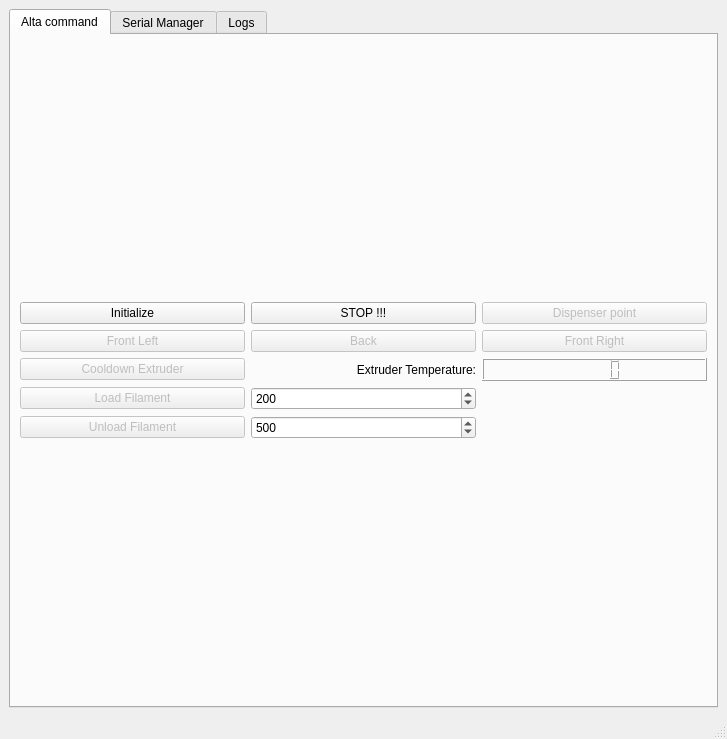
Before: the Qt Designer form src/mainWindow.ui in duca/alta-tool, drawn with Qt 5.
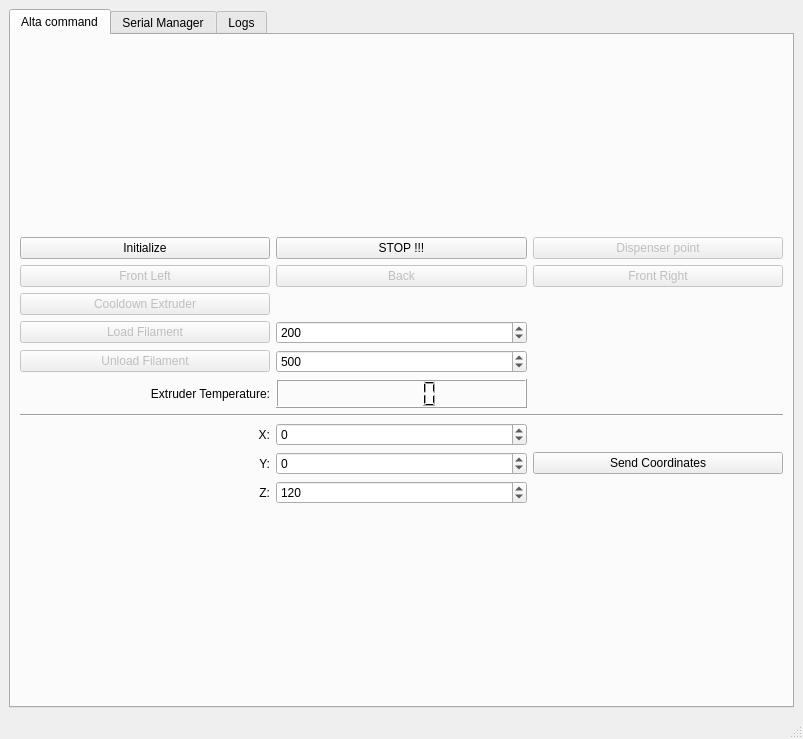
After: the same form once the commit is applied.

Patch:
```diff
--- a/src/mainWindow.ui
+++ b/src/mainWindow.ui
@@ -6,7 +6,7 @@
    <rect>
     <x>0</x>
     <y>0</y>
-    <width>727</width>
+    <width>803</width>
     <height>739</height>
    </rect>
   </property>
@@ -27,8 +27,25 @@
        <layout class="QGridLayout" name="gridLayout_3">
         <item row="0" column="1">
          <layout class="QGridLayout" name="gridLayout">
-          <item row="3" column="3">
-           <widget class="QLCDNumber" name="temperatureLCD"/>
+          <item row="1" column="3">
+           <widget class="QPushButton" name="dispenserButton">
+            <property name="enabled">
+             <bool>false</bool>
+            </property>
+            <property name="text">
+             <string>Dispenser point</string>
+            </property>
+           </widget>
+          </item>
+          <item row="2" column="1">
+           <widget class="QPushButton" name="frontLeftButton">
+            <property name="enabled">
+             <bool>false</bool>
+            </property>
+            <property name="text">
+             <string>Front Left</string>
+            </property>
+           </widget>
           </item>
           <item row="5" column="2">
            <widget class="QSpinBox" name="unloadLengthSpin">
@@ -46,6 +63,16 @@
             </property>
            </widget>
           </item>
+          <item row="10" column="2">
+           <widget class="QSpinBox" name="zSpinBox">
+            <property name="maximum">
+             <number>160</number>
+            </property>
+            <property name="value">
+             <number>120</number>
+            </property>
+           </widget>
+          </item>
           <item row="4" column="2">
            <widget class="QSpinBox" name="loadLengthSpin">
             <property name="maximum">
@@ -62,43 +89,37 @@
             </property>
            </widget>
           </item>
-          <item row="2" column="2">
-           <widget class="QPushButton" name="backPointButton">
-            <property name="enabled">
-             <bool>false</bool>
+          <item row="7" column="1" colspan="3">
+           <widget class="Line" name="line">
+            <property name="orientation">
+             <enum>Qt::Horizontal</enum>
             </property>
-            <property name="text">
-             <string>Back</string>
-            </property>
            </widget>
           </item>
-          <item row="1" column="1">
-           <widget class="QPushButton" name="beginCalibButton">
+          <item row="9" column="3">
+           <widget class="QPushButton" name="goToButton">
             <property name="text">
-             <string>Initialize</string>
+             <string>Send Coordinates</string>
             </property>
-            <property name="checkable">
-             <bool>true</bool>
-            </property>
            </widget>
           </item>
-          <item row="5" column="1">
-           <widget class="QPushButton" name="unloadButton">
+          <item row="4" column="1">
+           <widget class="QPushButton" name="loadButton">
             <property name="enabled">
              <bool>false</bool>
             </property>
             <property name="text">
-             <string>Unload Filament</string>
+             <string>Load Filament</string>
             </property>
            </widget>
           </item>
-          <item row="2" column="1">
-           <widget class="QPushButton" name="frontLeftButton">
-            <property name="enabled">
-             <bool>false</bool>
-            </property>
+          <item row="9" column="1">
+           <widget class="QLabel" name="label_3">
             <property name="text">
-             <string>Front Left</string>
+             <string>Y:</string>
+            </property>
+            <property name="alignment">
+             <set>Qt::AlignRight|Qt::AlignTrailing|Qt::AlignVCenter</set>
             </property>
            </widget>
           </item>
@@ -115,16 +136,65 @@
             </property>
            </widget>
           </item>
-          <item row="3" column="2">
-           <widget class="QLabel" name="label">
+          <item row="9" column="2">
+           <widget class="QSpinBox" name="ySpinBox">
+            <property name="enabled">
+             <bool>true</bool>
+            </property>
+            <property name="minimum">
+             <number>-65</number>
+            </property>
+            <property name="maximum">
+             <number>65</number>
+            </property>
+            <property name="value">
+             <number>0</number>
+            </property>
+           </widget>
+          </item>
+          <item row="8" column="2">
+           <widget class="QSpinBox" name="xSpinBox">
+            <property name="enabled">
+             <bool>true</bool>
+            </property>
+            <property name="minimum">
+             <number>-65</number>
+            </property>
+            <property name="maximum">
+             <number>65</number>
+            </property>
+           </widget>
+          </item>
+          <item row="5" column="1">
+           <widget class="QPushButton" name="unloadButton">
+            <property name="enabled">
+             <bool>false</bool>
+            </property>
             <property name="text">
-             <string>Extruder Temperature:</string>
+             <string>Unload Filament</string>
+            </property>
+           </widget>
+          </item>
+          <item row="8" column="1">
+           <widget class="QLabel" name="label_2">
+            <property name="text">
+             <string>X:</string>
             </property>
             <property name="alignment">
              <set>Qt::AlignRight|Qt::AlignTrailing|Qt::AlignVCenter</set>
             </property>
            </widget>
           </item>
+          <item row="2" column="2">
+           <widget class="QPushButton" name="backPointButton">
+            <property name="enabled">
+             <bool>false</bool>
+            </property>
+            <property name="text">
+             <string>Back</string>
+            </property>
+           </widget>
+          </item>
           <item row="1" column="2">
            <widget class="QPushButton" name="stopButton">
             <property name="text">
@@ -132,26 +202,6 @@
             </property>
            </widget>
           </item>
-          <item row="4" column="1">
-           <widget class="QPushButton" name="loadButton">
-            <property name="enabled">
-             <bool>false</bool>
-            </property>
-            <property name="text">
-             <string>Load Filament</string>
-            </property>
-           </widget>
-          </item>
-          <item row="1" column="3">
-           <widget class="QPushButton" name="dispenserButton">
-            <property name="enabled">
-             <bool>false</bool>
-            </property>
-            <property name="text">
-             <string>Dispenser point</string>
-            </property>
-           </widget>
-          </item>
           <item row="2" column="3">
            <widget class="QPushButton" name="frontRightButton">
             <property name="enabled">
@@ -162,6 +212,52 @@
             </property>
            </widget>
           </item>
+          <item row="1" column="1">
+           <widget class="QPushButton" name="beginCalibButton">
+            <property name="text">
+             <string>Initialize</string>
+            </property>
+            <property name="checkable">
+             <bool>true</bool>
+            </property>
+           </widget>
+          </item>
+          <item row="10" column="1">
+           <widget class="QLabel" name="label_4">
+            <property name="text">
+             <string>Z:</string>
+            </property>
+            <property name="alignment">
+             <set>Qt::AlignRight|Qt::AlignTrailing|Qt::AlignVCenter</set>
+            </property>
+           </widget>
+          </item>
+          <item row="6" column="1">
+           <widget class="QLabel" name="label">
+            <property name="sizePolicy">
+             <sizepolicy hsizetype="Minimum" vsizetype="Minimum">
+              <horstretch>0</horstretch>
+              <verstretch>0</verstretch>
+             </sizepolicy>
+            </property>
+            <property name="text">
+             <string>Extruder Temperature:</string>
+            </property>
+            <property name="alignment">
+             <set>Qt::AlignRight|Qt::AlignTrailing|Qt::AlignVCenter</set>
+            </property>
+           </widget>
+          </item>
+          <item row="6" column="2">
+           <widget class="QLCDNumber" name="temperatureLCD">
+            <property name="maximumSize">
+             <size>
+              <width>16777215</width>
+              <height>32</height>
+             </size>
+            </property>
+           </widget>
+          </item>
          </layout>
         </item>
        </layout>
@@ -193,7 +289,7 @@
     <rect>
      <x>0</x>
      <y>0</y>
-     <width>727</width>
+     <width>803</width>
      <height>23</height>
     </rect>
    </property>
```
